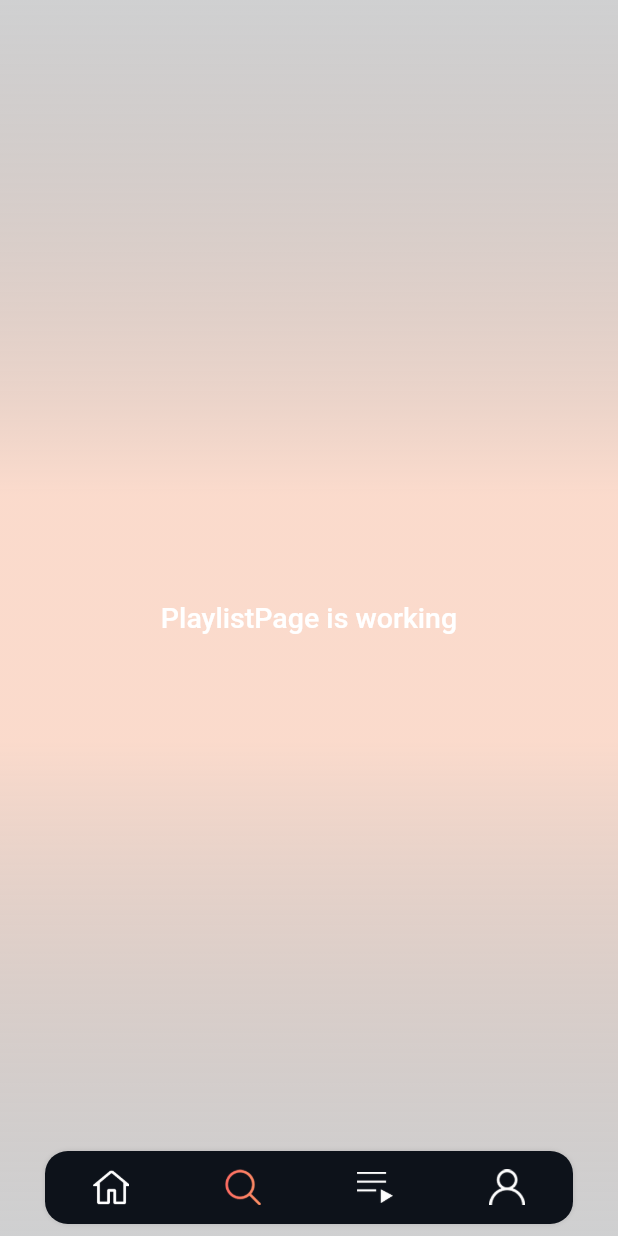
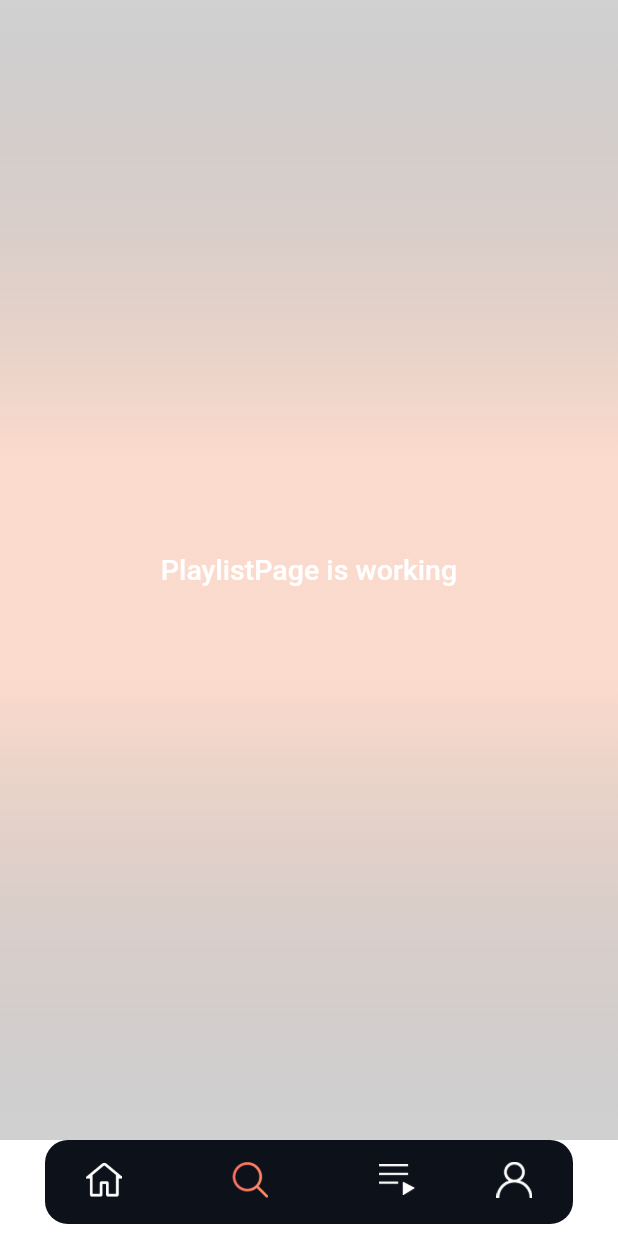
Before and after one commit to anilabansal/febwik_music, a Flutter app: the screen it shows after launch, item 2 of the bottom bar chosen, on a phone screen of 412 x 824 dp. Run offline on Flutter 3.47's test engine with Material 2 defaults, Android fonts, the phone set to English and light mode, and no system bars; our stand-ins replace audio_service, firebase_auth, firebase_core, flutter_screenutil, flutter_svg, get and 2 more; accounts and stored records are empty; network calls fail; Roboto replaces fonts that are missing (HindSiliguri).

Commit message:
all changes

```diff
--- a/lib/app/main_page.dart
+++ b/lib/app/main_page.dart
@@ -2,6 +2,7 @@ import 'package:flutter/material.dart';
 import 'package:flutter_screenutil/flutter_screenutil.dart';
 import 'package:music_app/app/ui/pages/home_page/home_page_view.dart';
 import 'package:music_app/app/ui/pages/login_page/login_page.dart';
+import 'package:music_app/app/ui/pages/mini_player.dart';
 import 'package:music_app/app/ui/pages/profile/profile_page.dart';
 import '../main.dart';
 import 'config/widgets/custom_nav_bar.dart';
@@ -20,7 +21,6 @@ class MainPage extends StatefulWidget {
 class _MainPageState extends State<MainPage> {
   // PageController _pageController = PageController();
   int _currentIndex = 0;
-  final List<int> _navigationQueue = [0];
   final List<Widget> _children = [
     const HomePage(),
     const SearchPage(),
@@ -50,22 +50,19 @@ class _MainPageState extends State<MainPage> {
 
   @override
   Widget build(BuildContext context) {
-    return
-      WillPopScope(
+    return WillPopScope(
       onWillPop: () async {
         if (navigatorKey.currentState!.canPop()) {
           // If there are screens in the navigation stack, allow navigation
           navigatorKey.currentState!.pop();
           return false;
-          }
-
-          else {
-            print("jbfjkqerfgkjehg");
-           if(_currentIndex!=0){
+        } else {
+          if (_currentIndex != 0) {
             setState(() {
               _currentIndex = 0;
             });
-              navigatorKey.currentState!.push(  MaterialPageRoute(
+            navigatorKey.currentState!.push(
+              MaterialPageRoute(
                 builder: (context) => const HomePage(),
               ),
             );
@@ -75,8 +72,7 @@ class _MainPageState extends State<MainPage> {
         }
         return true;
       },
-      child:
-      Scaffold(
+      child: Scaffold(
         backgroundColor: Colors.transparent,
         // body: getBody(),
         body: Navigator(
@@ -87,10 +83,95 @@ class _MainPageState extends State<MainPage> {
             );
           },
         ),
-          floatingActionButtonLocation:
-              FloatingActionButtonLocation.miniCenterDocked,
-          floatingActionButton: _buildBottomBar()));
+        bottomNavigationBar:   Column(
+          mainAxisSize: MainAxisSize.min,
+          children: [
+           const MiniPlayer(),
 
+            Padding(
+              padding: const EdgeInsets.fromLTRB(30, 0, 30,8),
+              child: ClipRRect(
+
+                borderRadius: BorderRadius.circular(15.r),
+                child: BottomNavigationBar(
+                    currentIndex: _currentIndex,
+                    elevation: 0,
+                    onTap : (index) {
+                    setState(() {
+                      _currentIndex = index;
+                    });
+                    if (_currentIndex == index) {
+                      // If the user taps on the currently selected tab, navigate back to Screen 1
+                      navigatorKey.currentState?.popUntil((route) => route.isFirst);
+                    } else {
+                      if (_currentIndex == 0 && index == 1) {
+                        // Navigating from detail screen to Screen 2
+                        navigatorKey.currentState?.push(
+                          MaterialPageRoute(
+                            builder: (context) => const SearchPage(),
+                          ),
+                        );
+                      } else if (_currentIndex == 0 && index == 2) {
+                        // Navigating from detail screen to Screen 2
+                        navigatorKey.currentState?.push(
+                          MaterialPageRoute(
+                            builder: (context) => const ProfilePage(),
+                          ),
+                        );
+                      } else if (_currentIndex == 0 && index == 3) {
+                        // Navigating from detail screen to Screen 2
+                        navigatorKey.currentState?.push(
+                          MaterialPageRoute(
+                            builder: (context) => const ProfilePage(),
+                          ),
+                        );
+                      }
+                    }
+                  },
+
+                    selectedLabelStyle: const TextStyle(color: Colors.white),
+                     // selectedItemColor:_inactiveColor,
+                    // backgroundColor: ColorConstants.kBackGround,
+                    showSelectedLabels: false,
+                    showUnselectedLabels: false,
+                    items:  [
+                      BottomNavigationBarItem(
+                        icon: NavBarIcon(
+                            imgUrl: _currentIndex == 0 ? "home.png" : "home_white.png"),
+                        label: "Home",
+
+                      ),
+                      BottomNavigationBarItem(
+                        icon: NavBarIcon(
+                            imgUrl: _currentIndex == 1 ? "search.png" : "search_white.png"),
+                        label: "Search",
+
+                      ),
+                      BottomNavigationBarItem(
+                        icon: NavBarIcon(
+                            imgUrl: _currentIndex == 2
+                                ? "footer_navigation.png"
+                                : "footer_navigation.png"),
+                        label: "library",
+                      ),
+                      BottomNavigationBarItem(
+                        icon: NavBarIcon(
+                            imgUrl: _currentIndex == 3 ? "user.png" : "user_white.png"),
+                        label:"Profile",
+
+                      ),
+
+                    ],
+                  ),
+              ),
+            ),
+          ],
+        )
+        // floatingActionButtonLocation:
+        //     FloatingActionButtonLocation.miniCenterDocked,
+        // floatingActionButton: _buildBottomBar(),
+      ),
+    );
   }
 
   Widget _buildBottomBar() {
@@ -119,16 +200,14 @@ class _MainPageState extends State<MainPage> {
                 builder: (context) => const SearchPage(),
               ),
             );
-          }
-        else  if (_currentIndex == 0 && index == 2) {
+          } else if (_currentIndex == 0 && index == 2) {
             // Navigating from detail screen to Screen 2
             navigatorKey.currentState?.push(
               MaterialPageRoute(
                 builder: (context) => const ProfilePage(),
               ),
             );
-          }
-          else if (_currentIndex == 0 && index == 3) {
+          } else if (_currentIndex == 0 && index == 3) {
             // Navigating from detail screen to Screen 2
             navigatorKey.currentState?.push(
               MaterialPageRoute(
--- a/lib/app/ui/pages/mini_player.dart
+++ b/lib/app/ui/pages/mini_player.dart
@@ -32,7 +32,8 @@ class MiniPlayer extends StatelessWidget {
           // );
         },
         child: Padding(
-          padding:  EdgeInsets.only(bottom:  callFrom=="artistPage"?15:70.0),
+          padding: const EdgeInsets.only(bottom: 8),
+         // padding:  EdgeInsets.only(bottom:  callFrom=="artistPage"?15:70.0),
           child: Container(
             //  margin: const EdgeInsets.only(bottom: 10),
             //   decoration:  BoxDecoration(
--- a/lib/main.dart
+++ b/lib/main.dart
@@ -56,11 +56,11 @@ class _AppState extends State<App> with WidgetsBindingObserver {
         theme: AppTheme.lightTheme(),
         darkTheme: AppTheme.darkTheme(),
        //themeMode: ThemeMode.dark,
-        initialRoute: AppPages.INITIAL,
+      initialRoute: AppPages.INITIAL,
         getPages: AppPages.routes,
         debugShowCheckedModeBanner: false,
-       // home: const SliverAppBarStatus(),
-      //   home: Demo3(),
+      // home: const SliverAppBarStatus(),
+      // home: DemoBar(),
         builder: (context, widget) {
           // ScreenUtil.setContext(context);
           return MediaQuery(
```
Also changed, not shown: lib/app/ui/pages/artist_page/artist_latest_page.dart (+51 -35 lines), lib/app/ui/pages/home_page/home_page_view.dart (+13 -13 lines), lib/app/ui/pages/home_page/view_more_detail.dart (+6 -7 lines), 11 other files. Lines whose indentation alone changed are shown as unchanged.
